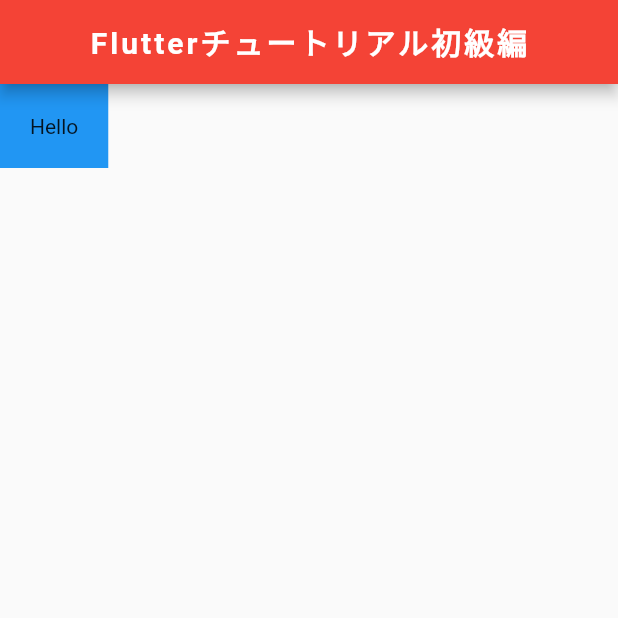
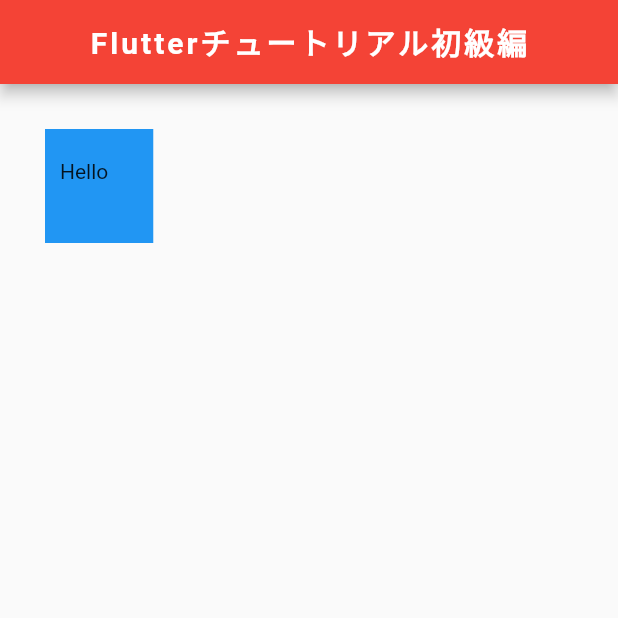
Before and after one commit to you1978/flutter_app_for_quiz, a Flutter app: the screen it shows after launch, on a phone screen of 412 x 824 dp, the top half of it. Run offline on Flutter 3.47's test engine with Material 2 defaults, Android fonts, the phone set to English and light mode, and no system bars.

Commit message:
begineer7-1

```diff
--- a/lib/main.dart
+++ b/lib/main.dart
@@ -21,7 +21,8 @@ class MyApp extends StatelessWidget {
           backgroundColor: Colors.red,
         ),
         body: Container(
-          padding: EdgeInsets.all(20.0),
+          padding: EdgeInsets.fromLTRB(10.0 , 20.0 , 30.0 , 40.0),
+          margin: EdgeInsets.all(30.0),
           color: Colors.blue,
           child: Text('Hello'),
         ),
```
